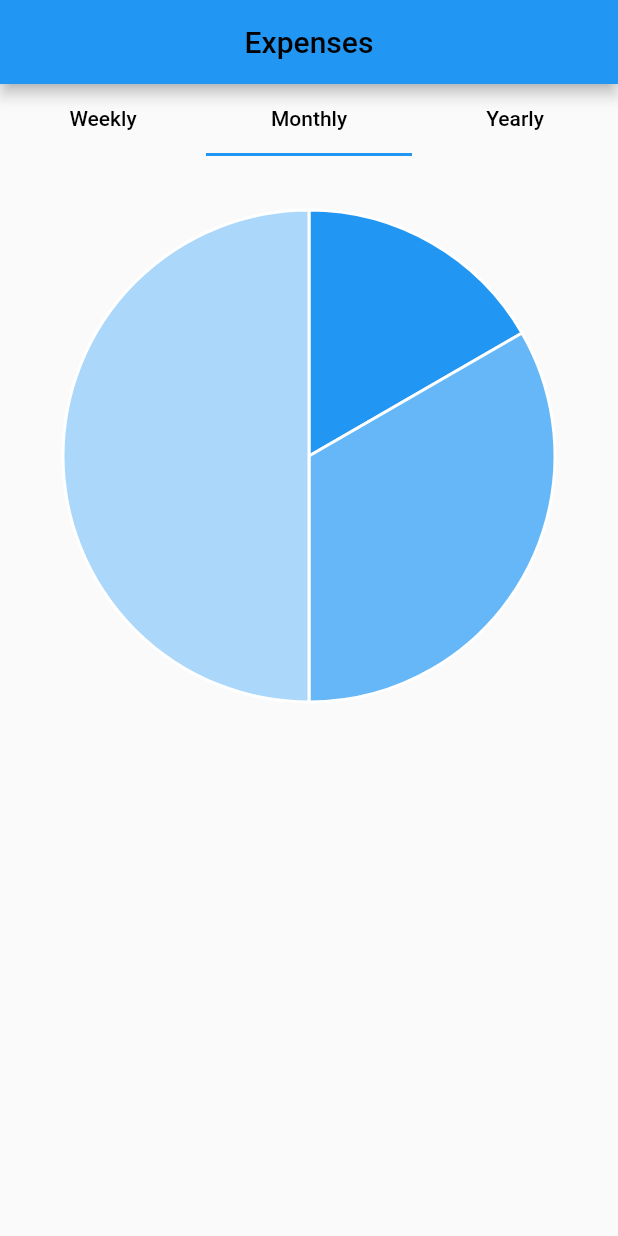
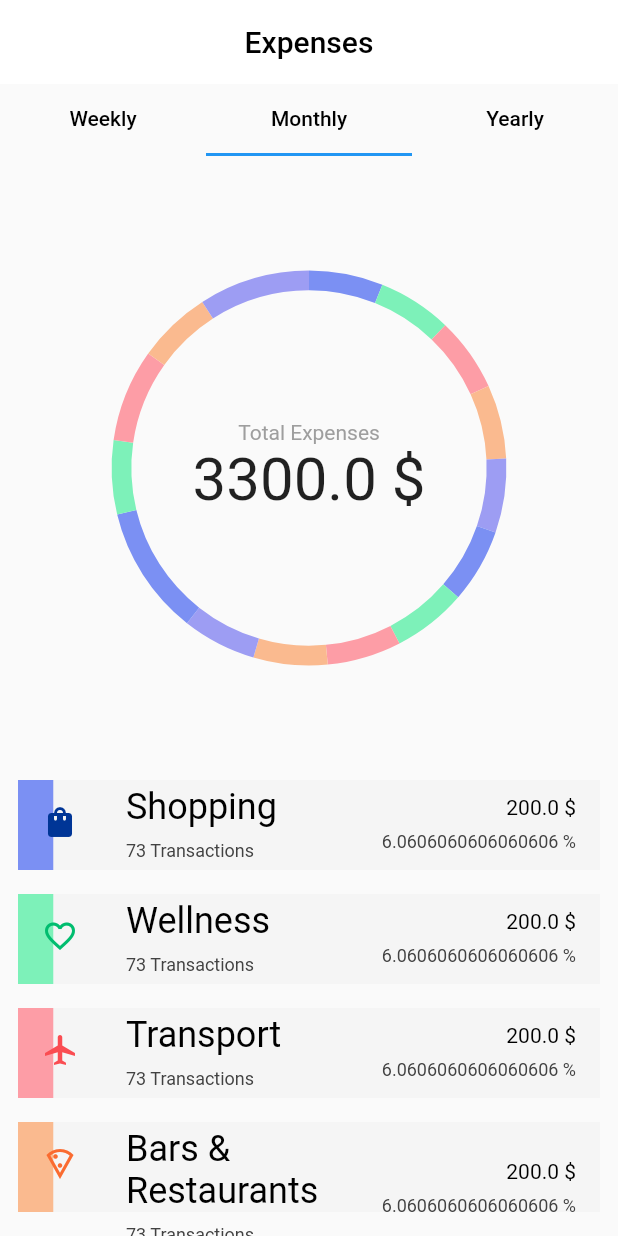
Before and after one commit to TarekRefaei/TransactionAnalytics, a Flutter app: the screen it shows after launch, on a phone screen of 412 x 824 dp. Run offline on Flutter 3.47's test engine with Material 2 defaults, Android fonts, the phone set to English and light mode, and no system bars; our stand-ins replace syncfusion_flutter_charts.

Commit message:
ChartsAndData

```diff
--- a/lib/data/dummy_data.dart
+++ b/lib/data/dummy_data.dart
@@ -1,8 +1,172 @@
+import 'package:flutter/material.dart';
 import '../models/transaction.dart';
 
 List<Transaction> dummyTransactions = [
-  Transaction('Category 1', 100.0),
-  Transaction('Category 2', 200.0),
-  Transaction('Category 3', 300.0),
-  // Add more data as needed
+  Transaction(
+    'Shopping',
+    200.0,
+    const Color(0xff7b90f3),
+    const Icon(
+      Icons.shopping_bag,
+      color: Color(0xff003596),
+    ),
+    73,
+    DateTime(2023, 8, 5),
+  ),
+  Transaction(
+    'Wellness',
+    200.0,
+    const Color(0xff7df1b9),
+    const Icon(
+      Icons.favorite_border_outlined,
+      color: Color(0xff00bd6f),
+    ),
+    73,
+    DateTime(2023, 8, 5),
+  ),
+  Transaction(
+    'Transport',
+    200.0,
+    const Color(0xfffd9da6),
+    const Icon(
+      Icons.airplanemode_active_outlined,
+      color: Color(0xfffa4d52),
+    ),
+    73,
+    DateTime(2023, 8, 5),
+  ),
+  Transaction(
+    'Bars & Restaurants',
+    200.0,
+    const Color(0xfffaba8f),
+    const Icon(
+      Icons.local_pizza_outlined,
+      color: Color(0xfffa6b30),
+    ),
+    73,
+    DateTime(2023, 8, 5),
+  ),
+  Transaction(
+    'Subscription',
+    200.0,
+    const Color(0xff9d9df3),
+    const Icon(
+      Icons.percent_outlined,
+      color: Color(0xff4444d9),
+    ),
+    73,
+    DateTime(2023, 8, 5),
+  ),
+  Transaction(
+    'Shopping',
+    200.0,
+    const Color(0xff7b90f3),
+    const Icon(
+      Icons.shopping_bag,
+      color: Color(0xff003596),
+    ),
+    73,
+    DateTime(2023, 8, 5),
+  ),
+  Transaction(
+    'Wellness',
+    200.0,
+    const Color(0xff7df1b9),
+    const Icon(
+      Icons.favorite_border_outlined,
+      color: Color(0xff00bd6f),
+    ),
+    73,
+    DateTime(2023, 8, 5),
+  ),
+  Transaction(
+    'Transport',
+    200.0,
+    const Color(0xfffd9da6),
+    const Icon(
+      Icons.airplanemode_active_outlined,
+      color: Color(0xfffa4d52),
+    ),
+    73,
+    DateTime(2023, 8, 5),
+  ),
+  Transaction(
+    'Bars & Restaurants',
+    200.0,
+    const Color(0xfffaba8f),
+    const Icon(
+      Icons.local_pizza_outlined,
+      color: Color(0xfffa6b30),
+    ),
+    73,
+    DateTime(2023, 8, 5),
+  ),
+  Transaction(
+    'Subscription',
+    200.0,
+    const Color(0xff9d9df3),
+    const Icon(
+      Icons.percent_outlined,
+      color: Color(0xff4444d9),
+    ),
+    73,
+    DateTime(2023, 8, 5),
+  ),
+
+
+  Transaction(
+    'Shopping',
+    350.0,
+    const Color(0xff7b90f3),
+    const Icon(
+      Icons.shopping_bag,
+      color: Color(0xff003596),
+    ),
+    73,
+    DateTime(2022, 7, 20),
+  ),
+  Transaction(
+    'Wellness',
+    200.0,
+    const Color(0xff7df1b9),
+    const Icon(
+      Icons.favorite_border_outlined,
+      color: Color(0xff00bd6f),
+    ),
+    73,
+    DateTime(2022, 7, 20),
+  ),
+  Transaction(
+    'Transport',
+    250.0,
+    const Color(0xfffd9da6),
+    const Icon(
+      Icons.airplanemode_active_outlined,
+      color: Color(0xfffa4d52),
+    ),
+    73,
+    DateTime(2022, 7, 20),
+  ),
+  Transaction(
+    'Bars & Restaurants',
+    200.0,
+    const Color(0xfffaba8f),
+    const Icon(
+      Icons.local_pizza_outlined,
+      color: Color(0xfffa6b30),
+    ),
+    73,
+    DateTime(2022, 7, 20),
+  ),
+  Transaction(
+    'Subscription',
+    300.0,
+    const Color(0xff9d9df3),
+    const Icon(
+      Icons.percent_outlined,
+      color: Color(0xff4444d9),
+    ),
+    73,
+    DateTime(2022, 7, 20),
+  ),
 ];
--- a/lib/main.dart
+++ b/lib/main.dart
@@ -15,7 +15,7 @@ class MyApp extends StatelessWidget {
       theme: ThemeData(
         primarySwatch: Colors.blue,
       ),
-      home: const ExpenseTapBar() // Replace with actual data
+      home: const ExpenseTapBar(),
     );
   }
 }
--- a/lib/models/transaction.dart
+++ b/lib/models/transaction.dart
@@ -1,6 +1,19 @@
+import 'package:flutter/material.dart';
+
 class Transaction {
   final String category;
+  final int transactionAmount;
   final double amount;
+  final Color color;
+  final Icon icon;
+  final DateTime date;
 
-  Transaction(this.category, this.amount);
+  Transaction(
+    this.category,
+    this.amount,
+    this.color,
+    this.icon,
+    this.transactionAmount,
+    this.date,
+  );
 }
--- a/lib/screens/tab_main_screen.dart
+++ b/lib/screens/tab_main_screen.dart
@@ -12,6 +12,8 @@ class ExpenseTapBar extends StatelessWidget {
       length: 3,
       child: Scaffold(
         appBar: AppBar(
+          elevation: 0,
+          backgroundColor: Colors.white,
           title: const Text(
             'Expenses',
             style: TextStyle(
@@ -56,13 +58,13 @@ class ExpenseTapBar extends StatelessWidget {
               child: TabBarView(
                 children: [
                   TransactionAnalyticScreen(
-                    transaction: dummyTransactions,
+                    transactions: dummyTransactions,
                   ),
                   TransactionAnalyticScreen(
-                    transaction: dummyTransactions,
+                    transactions: dummyTransactions,
                   ),
                   TransactionAnalyticScreen(
-                    transaction: dummyTransactions,
+                    transactions: dummyTransactions,
                   ),
                 ],
               ),
--- a/lib/screens/transaction_analytic.dart
+++ b/lib/screens/transaction_analytic.dart
@@ -1,31 +1,37 @@
-import 'package:card_transaction_analytics/widgets/barchartwidget.dart';
-import 'package:card_transaction_analytics/widgets/piewidget.dart';
+import 'package:card_transaction_analytics/widgets/barchart_widget.dart';
+import 'package:card_transaction_analytics/widgets/doughnut_widget.dart';
 import 'package:flutter/material.dart';
 import '../models/transaction.dart';
 
 class TransactionAnalyticScreen extends StatelessWidget {
-  final List<Transaction> transaction;
+  final List<Transaction> transactions;
 
-  const TransactionAnalyticScreen({Key? key, required this.transaction})
+  const TransactionAnalyticScreen({Key? key, required this.transactions})
       : super(key: key);
 
   @override
   Widget build(BuildContext context) {
+    final double totalExpense = transactions
+        .map((transaction) => transaction.amount)
+        .reduce((sum, amount) => sum + amount);
+
     return SingleChildScrollView(
+      padding: const EdgeInsets.all(8.0),
       child: Column(
         crossAxisAlignment: CrossAxisAlignment.stretch,
         children: [
           SizedBox(
             width: 200,
             height: 400,
-            child: Padding(
-              padding: const EdgeInsets.all(16.0),
-              child: PieChartWidget(transaction: transaction),
+            child: PieChartWidget(
+              transactions: transactions,
+              totalExpense: totalExpense,
             ),
           ),
           SizedBox(
             width: 200,
             height: 400,
+            child: BarChartWidget(transactions: transactions),
           ),
         ],
       ),
--- /dev/null
+++ b/lib/widgets/barchart_widget.dart
@@ -0,0 +1,137 @@
+import 'package:flutter/material.dart';
+import '../models/transaction.dart';
+
+class BarChartWidget extends StatelessWidget {
+  final List<Transaction> transactions;
+
+  const BarChartWidget({Key? key, required this.transactions})
+      : super(key: key);
+
+  @override
+  Widget build(BuildContext context) {
+    final double totalExpense = transactions
+        .map((transaction) => transaction.amount)
+        .reduce((sum, amount) => sum + amount);
+
+    return ListView.builder(
+      shrinkWrap: true,
+      physics: const NeverScrollableScrollPhysics(),
+      itemCount: transactions.length,
+      itemBuilder: (ctx, index) {
+        return CategoryInfoCard(
+          totalExpense: totalExpense,
+          transaction: transactions[index],
+        );
+      },
+    );
+  }
+}
+
+class CategoryInfoCard extends StatelessWidget {
+  final double totalExpense;
+  final Transaction transaction;
+
+  const CategoryInfoCard(
+      {super.key, required this.transaction, required this.totalExpense});
+
+  @override
+  Widget build(BuildContext context) {
+    final double percentage = transaction.amount / totalExpense;
+    final Color foregroundColor = transaction.color;
+    final Color backgroundColor = Colors.grey.shade100;
+
+    return Container(
+      padding: const EdgeInsets.all(4),
+      margin: const EdgeInsets.symmetric(vertical: 4),
+      child: Stack(
+        children: [
+          FractionallySizedBox(
+            widthFactor: 1,
+            alignment: Alignment.center,
+            child: Container(
+              height: 60,
+              color: backgroundColor,
+            ),
+          ),
+          Stack(
+            children: [
+              FractionallySizedBox(
+                widthFactor: percentage,
+                alignment: Alignment.center,
+                child: Container(
+                  height: 60,
+                  color: foregroundColor,
+                ),
+              ),
+              ListTile(
+                leading: transaction.icon,
+                iconColor: transaction.icon.color,
+                title: Column(
+                  crossAxisAlignment: CrossAxisAlignment.start,
+                  children: [
+                    Text(
+                      transaction.category,
+                      style: const TextStyle(
+                        color: Colors.black,
+                        fontSize: 24
+                      ),
+                    ),
+                    const SizedBox(
+                      height: 8,
+                    ),
+                    Text(
+                      "${transaction.transactionAmount} Transactions",
+                      style: TextStyle(
+                        color: Colors.grey[800],
+                        fontSize: 12,
+                      ),
+                    ),
+                  ],
+                ),
+                trailing: Column(
+                  mainAxisAlignment: MainAxisAlignment.center,
+                  crossAxisAlignment: CrossAxisAlignment.end,
+                  children: [
+                    Text(
+                      "${transaction.amount} \$",
+                      style: const TextStyle(
+                          color: Colors.black,
+                      ),
+                    ),
+                    const SizedBox(
+                      height: 8,
+                    ),
+                    Text(
+                      "${percentage*100} %",
+                      style: TextStyle(
+                        color: Colors.grey[800],
+                        fontSize: 12,
+                      ),
+                    ),
+                  ],
+                ),
+              ),
+            ],
+          ),
+        ],
+      ),
+    );
+  }
+}
+
+// Column(
+// crossAxisAlignment: CrossAxisAlignment.start,
+// children: [
+// Text(
+// transaction.category,
+// style: const TextStyle(
+// fontSize: 18,
+// fontWeight: FontWeight.bold,
+// ),
+// ),
+// const SizedBox(height: 4),
+// Text('\$${transaction.amount.toStringAsFixed(2)}'),
+// const SizedBox(height: 4),
+// Text('${(percentage * 100).toStringAsFixed(2)}% of Total Expense'),
+// ],
+// ),
--- a/lib/widgets/barchartwidget.dart
+++ /dev/null
@@ -1,27 +0,0 @@
-import 'package:flutter/material.dart';
-import 'package:charts_flutter/flutter.dart' as charts;
-import '../models/transaction.dart';
-
-class BarChartWidget extends StatelessWidget {
-  final List<Transaction> transaction;
-
-  const BarChartWidget({Key? key, required this.transaction}) : super(key: key);
-
-  @override
-  Widget build(BuildContext context) {
-    List<charts.Series<Transaction, String>> series = [
-      charts.Series(
-        id: 'Transaction',
-        data: transaction,
-        domainFn: (Transaction transaction, _) => transaction.category,
-        measureFn: (Transaction transaction, _) => transaction.amount,
-        colorFn: (_, __) => charts.MaterialPalette.blue.shadeDefault,
-      )
-    ];
-
-    return charts.BarChart(
-      series,
-      animate: true,
-    );
-  }
-}
--- /dev/null
+++ b/lib/widgets/doughnut_widget.dart
@@ -0,0 +1,43 @@
+import 'package:flutter/material.dart';
+import 'package:syncfusion_flutter_charts/charts.dart';
+import '../models/transaction.dart';
+import 'inner_doughnut_title.dart';
+
+class PieChartWidget extends StatelessWidget {
+  final List<Transaction> transactions;
+  final double totalExpense;
+
+  const PieChartWidget({
+    Key? key,
+    required this.transactions,
+    required this.totalExpense,
+  }) : super(key: key);
+
+  @override
+  Widget build(BuildContext context) {
+    return Scaffold(
+      body: Center(
+        child: SfCircularChart(
+          annotations: <CircularChartAnnotation>[
+            CircularChartAnnotation(
+              widget: InnerDoughnutTitle(totalExpense:totalExpense),
+            ),
+          ],
+          series: [
+            DoughnutSeries<Transaction, String>(
+              dataSource: transactions,
+              pointColorMapper: (Transaction data, _) => data.color,
+              xValueMapper: (Transaction data, _) => data.category,
+              yValueMapper: (Transaction data, _) => data.amount,
+              strokeWidth: 10.0,
+              radius: '70%',
+              innerRadius: '90%',
+              cornerStyle: CornerStyle.bothCurve,
+              animationDelay: 20,
+            ),
+          ],
+        ),
+      ),
+    );
+  }
+}
--- /dev/null
+++ b/lib/widgets/inner_doughnut_title.dart
@@ -0,0 +1,29 @@
+import 'package:flutter/material.dart';
+
+class InnerDoughnutTitle extends StatelessWidget {
+  final double totalExpense;
+
+  const InnerDoughnutTitle({
+    super.key,
+    required this.totalExpense,
+  });
+
+  @override
+  Widget build(BuildContext context) {
+    return Column(
+      mainAxisAlignment: MainAxisAlignment.center,
+      children: [
+        const Text(
+          "Total Expenses",
+          textAlign: TextAlign.center,
+          style: TextStyle(fontSize: 14, color: Colors.grey),
+        ),
+        Text(
+          "$totalExpense \$",
+          textAlign: TextAlign.center,
+          style: const TextStyle(fontSize: 40),
+        ),
+      ],
+    );
+  }
+}
--- a/lib/widgets/piewidget.dart
+++ /dev/null
@@ -1,28 +0,0 @@
-import 'package:flutter/material.dart';
-import 'package:charts_flutter/flutter.dart' as charts;
-import '../models/transaction.dart';
-
-class PieChartWidget extends StatelessWidget {
-  final List<Transaction> transaction;
-
-  const PieChartWidget({Key? key, required this.transaction}) : super(key: key);
-
-  @override
-  Widget build(BuildContext context) {
-    List<charts.Series<Transaction, String>> series = [
-      charts.Series(
-        id: 'Transaction',
-        data: transaction,
-        domainFn: (Transaction transaction, _) => transaction.category,
-        measureFn: (Transaction transaction, _) => transaction.amount,
-        labelAccessorFn: (Transaction transaction, _) =>
-            '\$${transaction.amount.toStringAsFixed(2)}',
-      )
-    ];
-
-    return charts.PieChart(
-      series,
-      animate: true,
-    );
-  }
-}
--- a/pubspec.yaml
+++ b/pubspec.yaml
@@ -32,6 +32,7 @@ dependencies:
     sdk: flutter
   cupertino_icons: ^1.0.2
   charts_flutter:
+  syncfusion_flutter_charts: ^21.2.4
 
 dev_dependencies:
   flutter_test:
```
Also changed, not shown: pubspec.lock.
